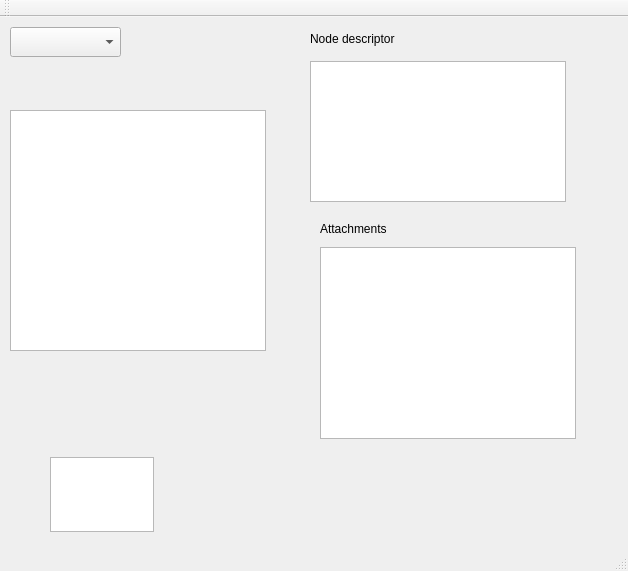
Above: pdb/mainwindow.ui from cynicanonimus/pdb before the change. Below: the same form after it.
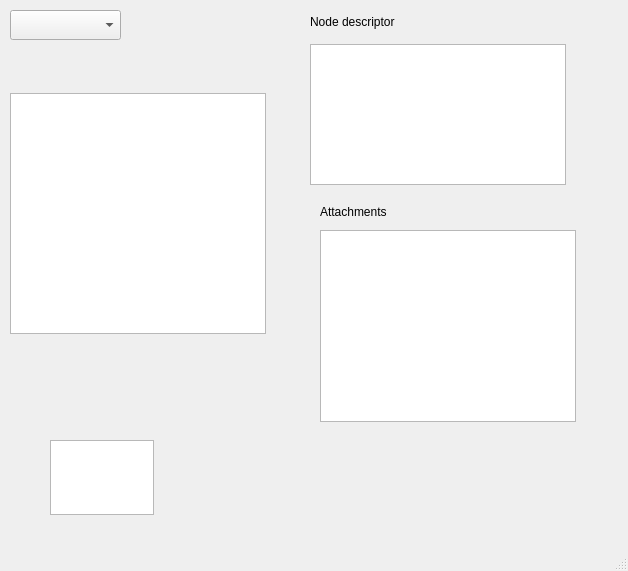
That is the form after the change. Icons and pictures are not drawn. Custom widgets are drawn as their Qt base class.

```diff
--- a/pdb/mainwindow.ui
+++ b/pdb/mainwindow.ui
@@ -220,26 +220,6 @@
     </property>
    </widget>
   </widget>
-  <widget class="QToolBar" name="mainToolBar">
-   <property name="windowTitle">
-    <string/>
-   </property>
-   <property name="autoFillBackground">
-    <bool>true</bool>
-   </property>
-   <property name="styleSheet">
-    <string notr="true"/>
-   </property>
-   <property name="movable">
-    <bool>true</bool>
-   </property>
-   <attribute name="toolBarArea">
-    <enum>TopToolBarArea</enum>
-   </attribute>
-   <attribute name="toolBarBreak">
-    <bool>false</bool>
-   </attribute>
-  </widget>
   <widget class="QStatusBar" name="statusBar"/>
   <action name="actionConnect_to_DB">
    <property name="text">
```
